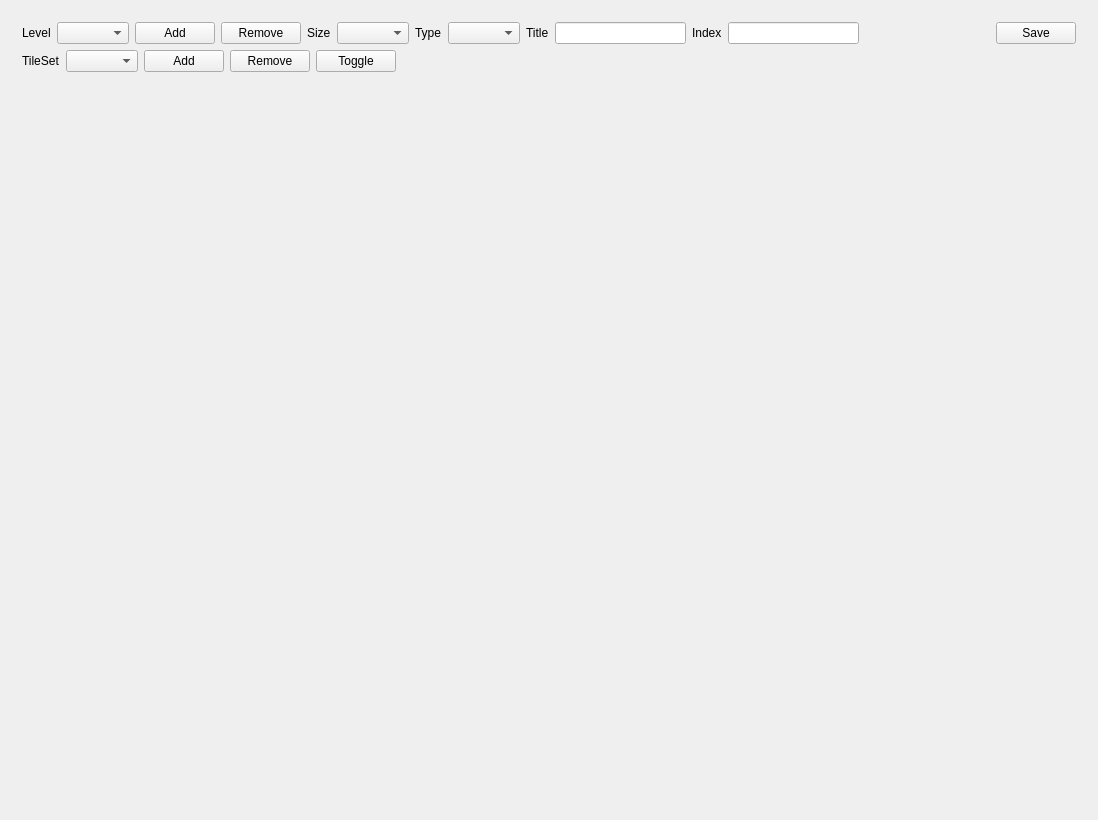
Qt form Converter/mainwindow.ui (evgenykzz2/ArduFPS) before a commit.
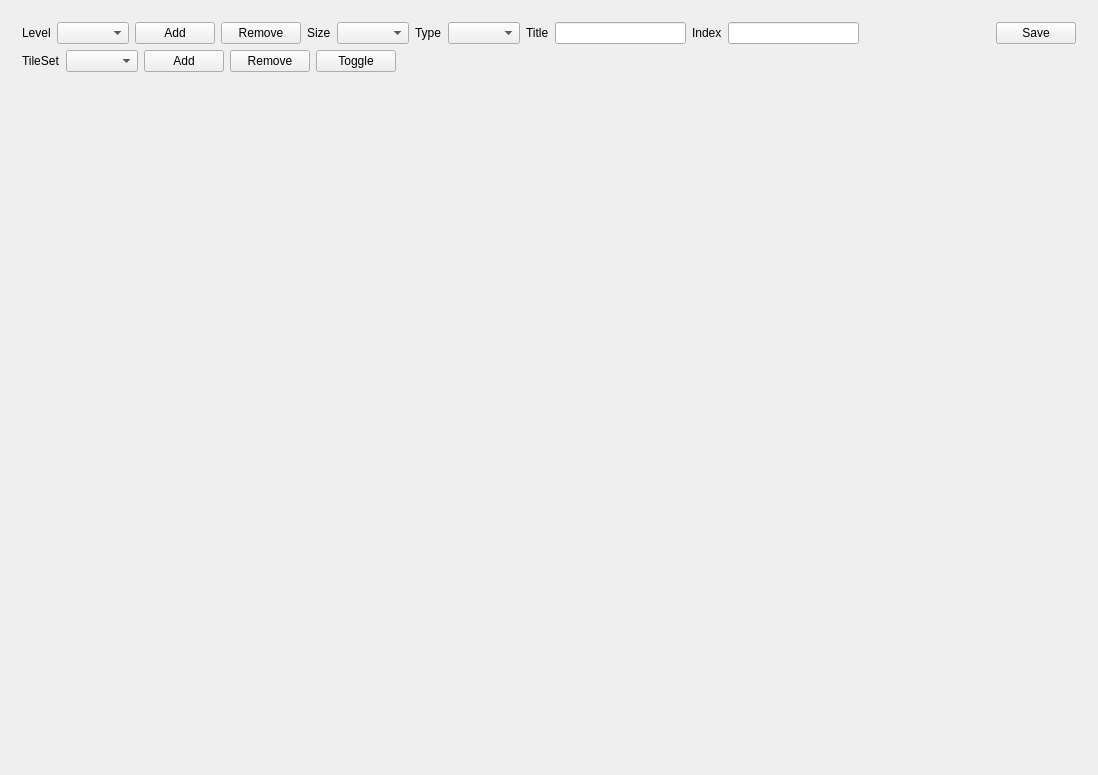
The same form after that commit.

```diff
--- a/Converter/mainwindow.ui
+++ b/Converter/mainwindow.ui
@@ -7,7 +7,7 @@
     <x>0</x>
     <y>0</y>
     <width>1098</width>
-    <height>790</height>
+    <height>775</height>
    </rect>
   </property>
   <property name="windowTitle">
@@ -231,8 +231,8 @@
         <widget class="QLabel" name="label_map_view">
          <property name="minimumSize">
           <size>
-           <width>640</width>
-           <height>640</height>
+           <width>0</width>
+           <height>0</height>
           </size>
          </property>
          <property name="text">
```
Left out of the diff: 15 changed lines with no effect on the pictures.
